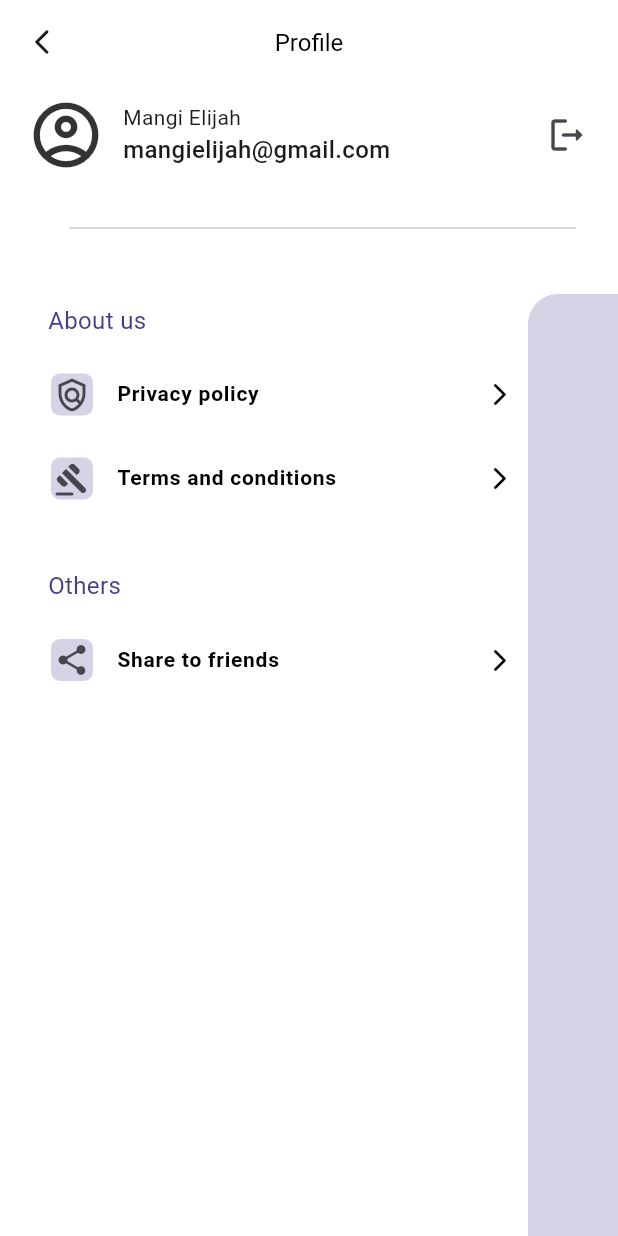
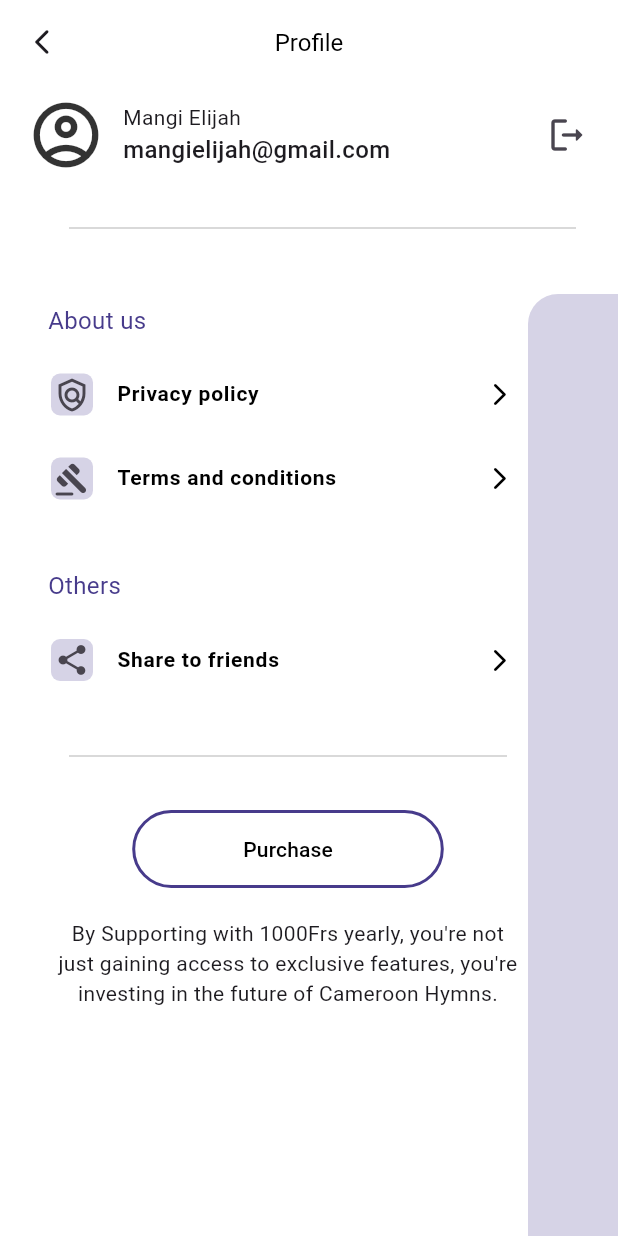
Before and after one commit to Kitendo-Labs/CameroonHymnsApp, a Flutter app: the screen it shows after launch, item 3 of the bottom bar chosen, on a phone screen of 412 x 824 dp. Run offline on Flutter 3.47's test engine with Material 3 defaults, Android fonts, the phone set to English and light mode, and no system bars; our stand-ins replace firebase_core, firebase_remote_config, flutter_dash, flutter_riverpod, freezed_annotation, package_info_plus and 5 more; missing offline and left inert: svg_flutter; accounts and stored records are empty; generated files the repository leaves out were written again.

Commit message:
feat: adds the initial desings for the purchase button

```diff
--- a/lib/src/profile/views/profile_page.dart
+++ b/lib/src/profile/views/profile_page.dart
@@ -1,6 +1,5 @@
 import 'package:cameroon_hymn/src/theme/app_theme.dart';
 import 'package:cameroon_hymn/src/utils/app_color_extention.dart';
-import 'package:flutter/cupertino.dart';
 import 'package:flutter/material.dart';
 import 'package:flutter_riverpod/flutter_riverpod.dart';
 
@@ -100,15 +99,13 @@ class _ProfilePageState extends ConsumerState<ProfilePage> {
                         ],
                       ),
                     ),
-                    Padding(
-                      padding: const EdgeInsets.all(28),
-                      child: Divider(
-                        color: appColors.onPrimary.withOpacity(0.2),
-                      ),
-                    ),
+                    const ProfileDivider(),
                     Padding(
                       padding: const EdgeInsets.only(right: 46.0),
                       child: Column(
+                        crossAxisAlignment: CrossAxisAlignment.start,
+                        children: [
+                          Column(
                             crossAxisAlignment: CrossAxisAlignment.start,
                             children: [
                               const ProfileSectionTitle(title: "About us"),
@@ -129,6 +126,52 @@ class _ProfilePageState extends ConsumerState<ProfilePage> {
                                 icon: Icons.share_rounded,
                                 onTap: () {},
                               ),
+                            ],
+                          ),
+                          const ProfileDivider(),
+                          Align(
+                            alignment: Alignment.center,
+                            child: Column(
+                              crossAxisAlignment: CrossAxisAlignment.center,
+                              children: [
+                                TextButton(
+                                  onPressed: () {},
+                                  style: ButtonStyle(
+                                    side: WidgetStateProperty.all(
+                                      BorderSide(
+                                        color: appColors.accentSecondary,
+                                        width: 2,
+                                      ),
+                                    ),
+                                    shape: WidgetStateProperty.all(
+                                      RoundedRectangleBorder(
+                                        borderRadius: BorderRadius.circular(60),
+                                      ),
+                                    ),
+                                  ),
+                                  child: Padding(
+                                    padding: const EdgeInsets.symmetric(
+                                      vertical: 8.0,
+                                      horizontal: 62,
+                                    ),
+                                    child: Text(
+                                      "Purchase",
+                                      style: TextStyle(
+                                        color: appColors.onPrimary,
+                                      ),
+                                    ),
+                                  ),
+                                ),
+                                const Padding(
+                                  padding: EdgeInsets.all(20),
+                                  child: Text(
+                                    "By Supporting with 1000Frs yearly, you're not just gaining access to exclusive features, you're investing in the future of Cameroon Hymns.",
+                                    textAlign: TextAlign.center,
+                                  ),
+                                ),
+                              ],
+                            ),
+                          )
                         ],
                       ),
                     ),
@@ -152,6 +195,23 @@ class _ProfilePageState extends ConsumerState<ProfilePage> {
             ),
           ],
         ),
+      ),
+    );
+  }
+}
+
+class ProfileDivider extends StatelessWidget {
+  const ProfileDivider({
+    super.key,
+  });
+
+  @override
+  Widget build(BuildContext context) {
+    final appColors = Theme.of(context).appColors;
+    return Padding(
+      padding: const EdgeInsets.all(28),
+      child: Divider(
+        color: appColors.onPrimary.withOpacity(0.2),
       ),
     );
   }
@@ -199,7 +259,7 @@ class ProfileListItem extends StatelessWidget {
     return ListTile(
       onTap: onTap,
       shape: RoundedRectangleBorder(borderRadius: BorderRadius.circular(20)),
-      splashColor: appColors.accent,
+      splashColor: appColors.onAccentSecondary,
       leading: Container(
         height: 28,
         width: 28,
```
Lines whose indentation alone changed are shown as unchanged.
